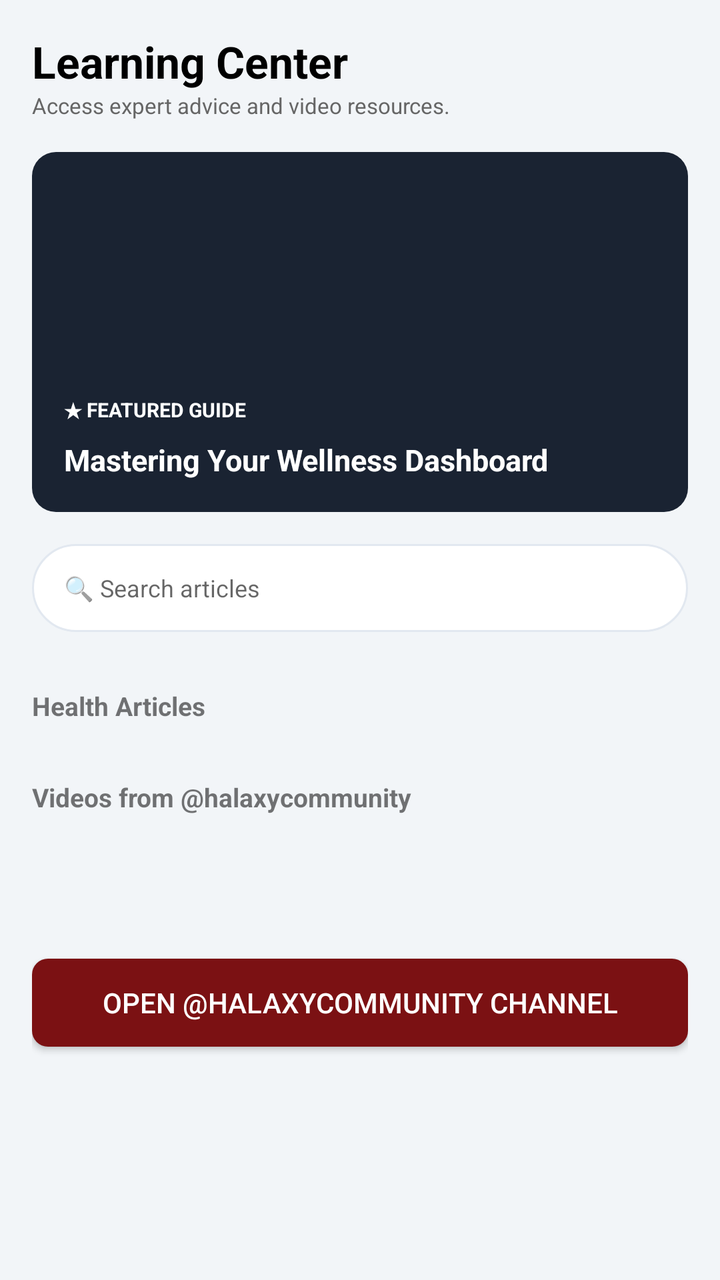
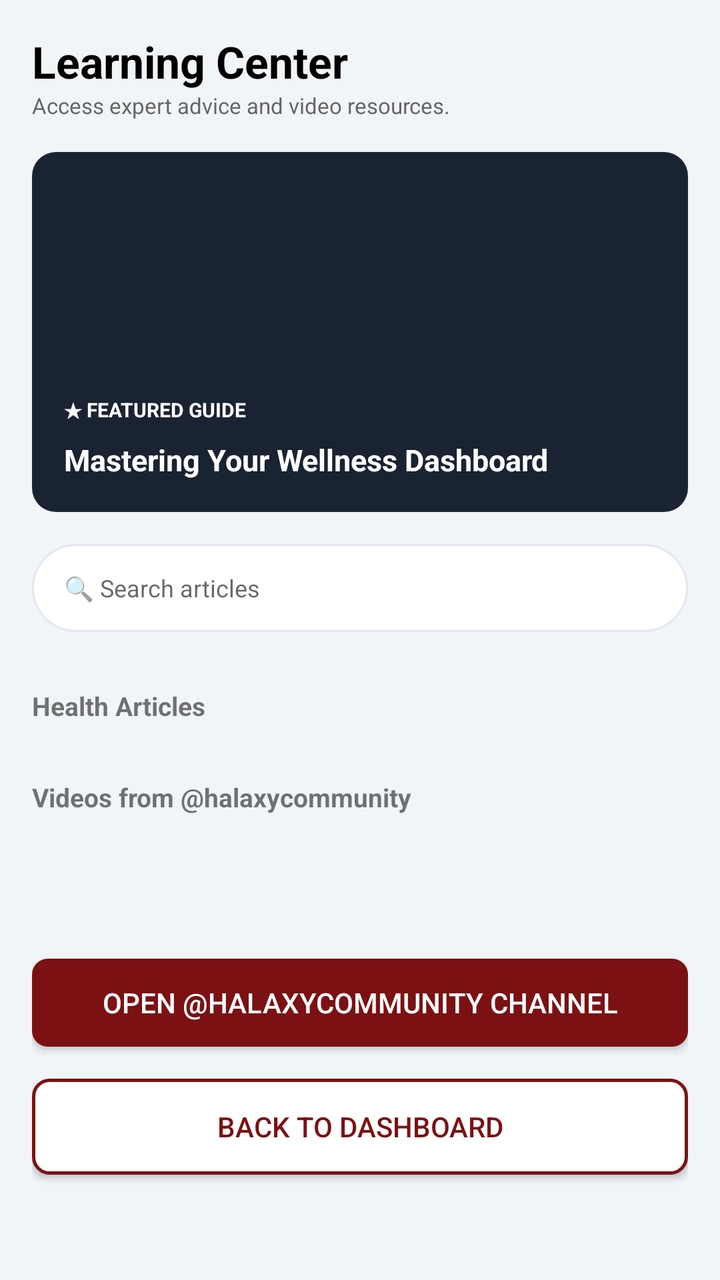

Screens rendered from an Android XML layout before and after an edit, with the pre-edit source and the edit as a unified diff.
<!-- AndroidManifest.xml: application theme Theme.Halaxy_health -->
<!-- res/layout/activity_learning_centre.xml -->
<?xml version="1.0" encoding="utf-8"?>
<ScrollView
    xmlns:android="http://schemas.android.com/apk/res/android"
    android:layout_width="match_parent"
    android:layout_height="match_parent"
    android:background="#F2F5F8"
    android:fillViewport="true">

    <LinearLayout
        android:layout_width="match_parent"
        android:layout_height="wrap_content"
        android:orientation="vertical"
        android:padding="16dp">

        
        <TextView
            android:layout_width="wrap_content"
            android:layout_height="wrap_content"
            android:text="Learning Center"
            android:textSize="22sp"
            android:textStyle="bold"
            android:textColor="#000000" />

        <TextView
            android:layout_width="wrap_content"
            android:layout_height="wrap_content"
            android:text="Access expert advice and video resources."
            android:textSize="11sp"
            android:textColor="#666666"
            android:layout_marginBottom="16dp" />

        
        <LinearLayout
            android:id="@+id/rootFeatured"
            android:layout_width="match_parent"
            android:layout_height="180dp"
            android:orientation="vertical"
            android:background="@drawable/bg_dark_feature"
            android:padding="16dp"
            android:gravity="bottom">

            <TextView
                android:layout_width="wrap_content"
                android:layout_height="wrap_content"
                android:text="★ FEATURED GUIDE"
                android:textSize="10sp"
                android:textStyle="bold"
                android:textColor="#FFFFFF" />

            <TextView
                android:id="@+id/txtFeaturedTitle"
                android:layout_width="match_parent"
                android:layout_height="wrap_content"
                android:text="Mastering Your Wellness Dashboard"
                android:textSize="15sp"
                android:textStyle="bold"
                android:textColor="#FFFFFF"
                android:layout_marginTop="8dp" />

        </LinearLayout>

        
        <com.pierfrancescosoffritti.androidyoutubeplayer.core.player.views.YouTubePlayerView
            android:id="@+id/youtubeFeatured"
            android:layout_width="match_parent"
            android:layout_height="200dp"
            android:visibility="gone"
            android:layout_marginTop="8dp" />

        
        <EditText
            android:id="@+id/edtSearchLearn"
            android:layout_width="match_parent"
            android:layout_height="44dp"
            android:background="@drawable/bg_search_learning"
            android:hint="🔍 Search articles"
            android:textSize="12sp"
            android:paddingStart="16dp"
            android:layout_marginTop="16dp" />

        
        <androidx.recyclerview.widget.RecyclerView
            android:id="@+id/recCategories"
            android:layout_width="match_parent"
            android:layout_height="wrap_content"
            android:layout_marginTop="12dp"
            android:orientation="horizontal" />

        
        <TextView
            android:layout_width="wrap_content"
            android:layout_height="wrap_content"
            android:text="Health Articles"
            android:textSize="13sp"
            android:textStyle="bold"
            android:layout_marginTop="16dp"
            android:layout_marginBottom="8dp" />

        
        <androidx.recyclerview.widget.RecyclerView
            android:id="@+id/recArticles"
            android:layout_width="match_parent"
            android:layout_height="wrap_content" />

        
        <TextView
            android:layout_width="wrap_content"
            android:layout_height="wrap_content"
            android:text="Videos from @halaxycommunity"
            android:textSize="13sp"
            android:textStyle="bold"
            android:layout_marginTop="20dp"
            android:layout_marginBottom="8dp" />

        <ProgressBar
            android:id="@+id/progress"
            android:layout_width="wrap_content"
            android:layout_height="wrap_content"
            android:layout_gravity="center" />

        
        <androidx.recyclerview.widget.RecyclerView
            android:id="@+id/recVideos"
            android:layout_width="match_parent"
            android:layout_height="wrap_content" />

        <Button
            android:id="@+id/btnOpenChannel"
            android:layout_width="match_parent"
            android:layout_height="44dp"
            android:text="Open @halaxycommunity Channel"
            android:background="@drawable/bg_button_maroon"
            android:textColor="#FFFFFF"
            android:layout_marginTop="16dp" />

    </LinearLayout>

</ScrollView>
<!-- resources referenced by this layout -->
<resources>
  <!-- drawable bg_button_maroon (drawable) -->
  <?xml version="1.0" encoding="utf-8"?>
  <shape xmlns:android="http://schemas.android.com/apk/res/android">
      <solid android:color="#7B1113" />
      <corners android:radius="8dp" />
  </shape>
  <!-- drawable bg_dark_feature (drawable) -->
  <?xml version="1.0" encoding="utf-8"?>
  <shape xmlns:android="http://schemas.android.com/apk/res/android">
      <solid android:color="#1A2332" />
      <corners android:radius="12dp" />
  </shape>
  <!-- drawable bg_search_learning (drawable) -->
  <?xml version="1.0" encoding="utf-8"?>
  <shape xmlns:android="http://schemas.android.com/apk/res/android">
      <solid android:color="#FFFFFF" />
      <corners android:radius="24dp" />
      <stroke
          android:width="1dp"
          android:color="#E2E8F0" />
  </shape>
  <style name="Theme.Halaxy_health" parent="Theme.AppCompat.Light.NoActionBar">
          <item name="colorPrimary">#1A237E</item>
          <item name="colorPrimaryDark">#7B1113</item>
          <item name="colorAccent">#D32F2F</item>
      </style>
</resources>

<!-- the commit's change to res/layout/activity_learning_centre.xml (unified diff, before → after) -->
@@ -132,6 +132,15 @@
             android:background="@drawable/bg_button_maroon"
             android:textColor="#FFFFFF"
             android:layout_marginTop="16dp" />
+        
+        <Button
+            android:id="@+id/btnBack"
+            android:layout_width="match_parent"
+            android:layout_height="48dp"
+            android:text="Back to Dashboard"
+            android:background="@drawable/bg_button_outline"
+            android:textColor="#7B1113"
+            android:layout_marginTop="16dp" />
 
     </LinearLayout>
 
<!-- resource entries referenced after the edit -->
@@ -5,6 +5,12 @@
   <shape xmlns:android="http://schemas.android.com/apk/res/android">
       <solid android:color="#7B1113" />
       <corners android:radius="8dp" />
+  </shape>
+  <!-- drawable bg_button_outline (drawable) -->
+  <shape xmlns:android="http://schemas.android.com/apk/res/android">
+      <solid android:color="#FFFFFF"/>
+      <corners android:radius="8dp"/>
+      <stroke android:width="1.5dp" android:color="#7B1113"/>
   </shape>
   <!-- drawable bg_dark_feature (drawable) -->
   <?xml version="1.0" encoding="utf-8"?>
